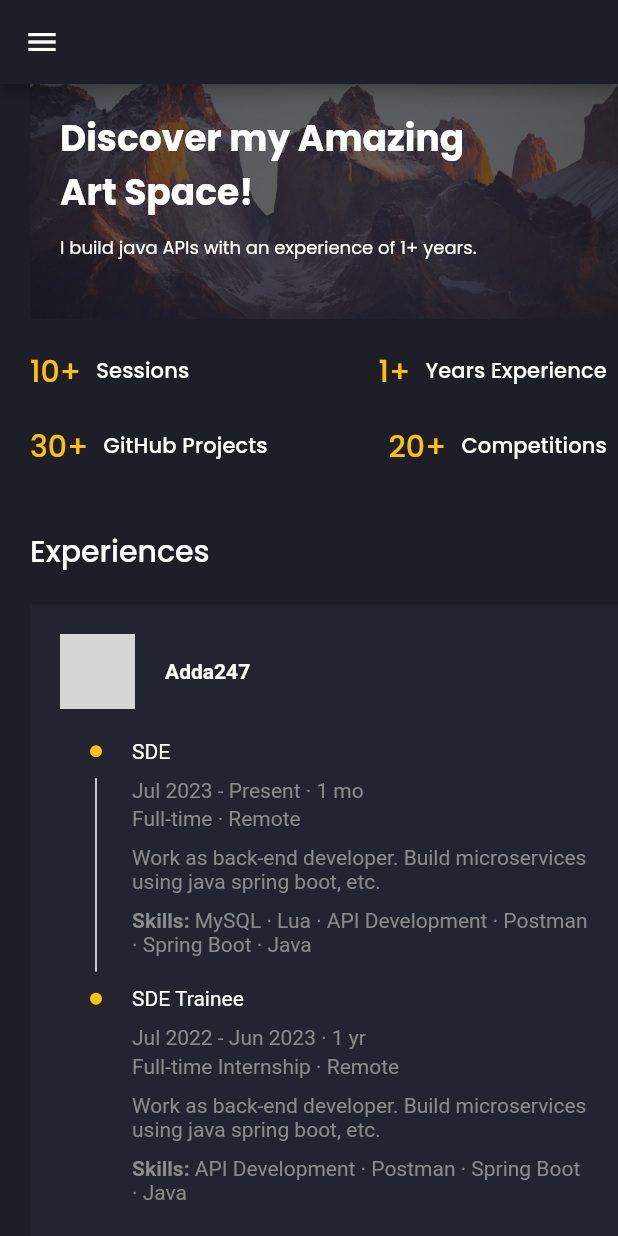
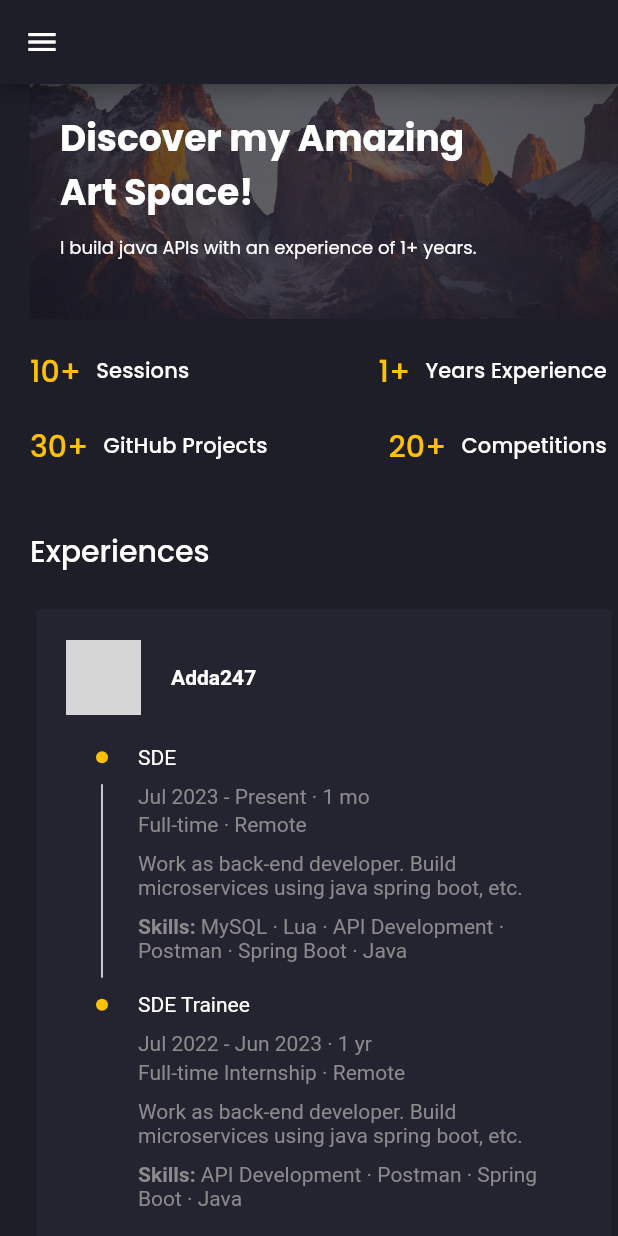
Before and after one commit to simran1901/Simran-s-Portfolio, a Flutter app: the screen it shows after launch, on a phone screen of 412 x 824 dp. Run offline on Flutter 3.47's test engine with Material 2 defaults, Android fonts, the phone set to English and light mode, and no system bars; drawn by our look-alikes of animated_text_kit; our stand-ins replace flutter_svg, google_fonts; missing offline and left inert: dart:html; network calls fail; grey boxes are pictures that could not be loaded.

Commit message:
added card

```diff
--- a/lib/screens/home/components/experience_card.dart
+++ b/lib/screens/home/components/experience_card.dart
@@ -13,13 +13,16 @@ class ExperienceCard extends StatelessWidget {
 
   @override
   Widget build(BuildContext context) {
-    return Container(
+    return Card( child: Container(
       padding: const EdgeInsets.all(defaultPadding),
       color: secondaryColor,
       child: Column(
         crossAxisAlignment: CrossAxisAlignment.start,
+        mainAxisSize: MainAxisSize.min,
         children: [
           Row(
+            mainAxisAlignment: MainAxisAlignment.start,
+            mainAxisSize: MainAxisSize.min,
             children: [
               Image.network(
                 experience.imageUrl!,
@@ -46,7 +49,7 @@ class ExperienceCard extends StatelessWidget {
           )
         ],
       ),
-    );
+    ));
   }
 }
 
@@ -63,9 +66,12 @@ class DesignationCard extends StatelessWidget {
   @override
   Widget build(BuildContext context) {
     return Column(
+      crossAxisAlignment: CrossAxisAlignment.start,
       children: [
         SizedBox(height: 10),
         Row(
+          mainAxisAlignment: MainAxisAlignment.start,
+          mainAxisSize: MainAxisSize.min,
           children: [
             Padding(
               padding: EdgeInsets.symmetric(horizontal: defaultPadding),
@@ -83,6 +89,7 @@ class DesignationCard extends StatelessWidget {
         SizedBox(height: 10),
         IntrinsicHeight(
           child: Row(
+            mainAxisAlignment: MainAxisAlignment.start,
             mainAxisSize: MainAxisSize.min,
             children: [
               Padding(
```
